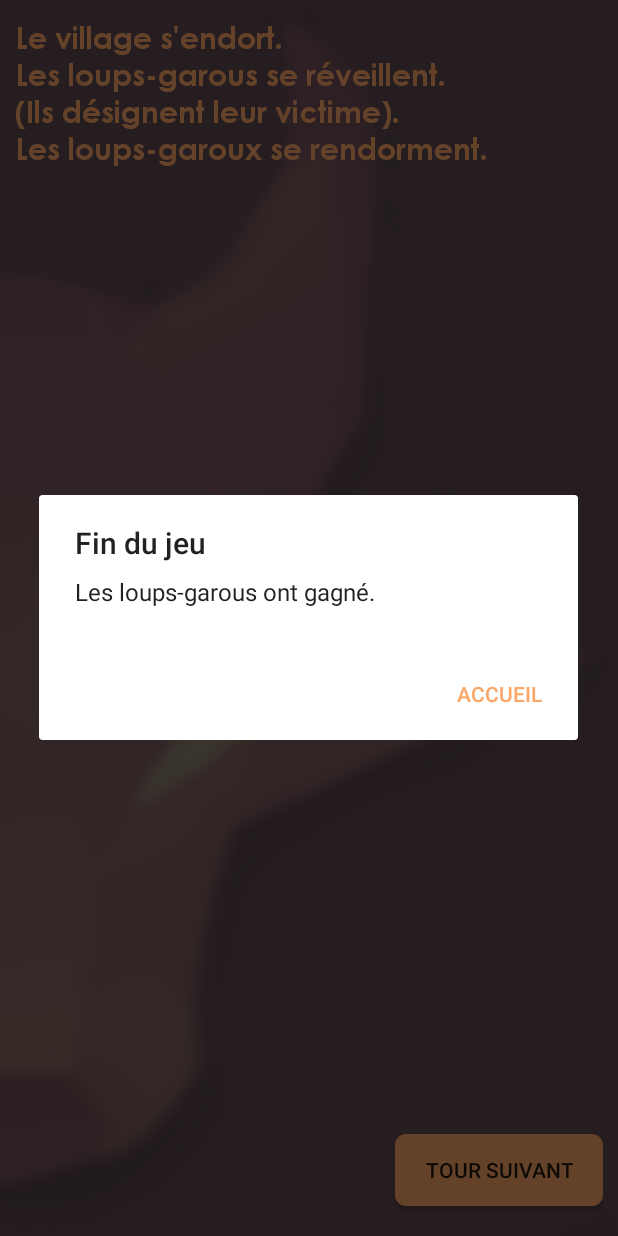
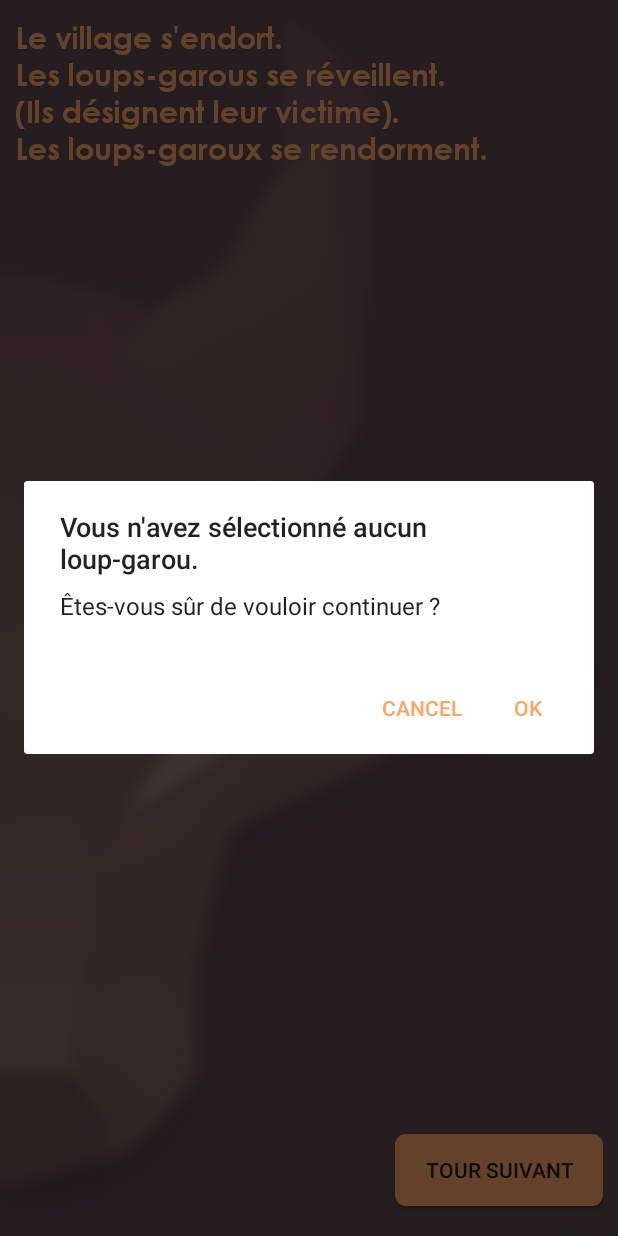
Before and after one commit to Gothor/werewolf-helper, an Android app: the PlayActivity screen opened directly, with no data from a screen before it, after a tap on "TOUR SUIVANT", on a phone screen of 412 x 824 dp. Run offline under Robolectric (Android 15) with nearby library versions, the light colour scheme and no system bars.

Commit message:
ask for confirmation if no werewolf has been set during the first night

```diff
--- a/app/src/main/java/com/gothor/werefolfhelper/Game.java
+++ b/app/src/main/java/com/gothor/werefolfhelper/Game.java
@@ -142,10 +142,19 @@ public class Game {
     }
 
     public void reset() {
+        nbDays = 0;
         for (Player p : players) {
             p.alive = true;
             p.role = Game.Role.VILLAGER;
         }
+    }
+
+    public int countWerewolfPlayers() {
+        int count = 0;
+        for (Player p: players)
+            if (p.role == Role.WEREWOLF)
+                count++;
+        return count;
     }
 
     public enum Role {
--- a/app/src/main/java/com/gothor/werefolfhelper/PlayActivity.java
+++ b/app/src/main/java/com/gothor/werefolfhelper/PlayActivity.java
@@ -4,6 +4,7 @@ import android.app.Activity;
 import android.app.AlertDialog;
 import android.content.DialogInterface;
 import android.content.Intent;
+import android.content.res.Resources;
 import android.os.Bundle;
 import android.os.Debug;
 import android.support.annotation.Nullable;
@@ -55,14 +56,41 @@ public class PlayActivity extends PlayerAdapter.Listener {
         button.setOnClickListener(new View.OnClickListener() {
             @Override
             public void onClick(View view) {
-                int result = game.isOver();
+                nextTurn();
+            }
+        });
+    }
+
+    private void nextTurn() {
+        final int result = game.isOver();
         game.sortPlayers();
 
         adapter.notifyDataSetChanged();
 
         switch (game.step) {
             case WEREWOLF:
+                if (game.nbDays == 1 && game.countWerewolfPlayers() == 0) {
+                    AlertDialog.Builder builder = new AlertDialog.Builder(PlayActivity.this);
+                    builder.setTitle(R.string.no_werewolf_selected)
+                            .setMessage(R.string.continue_question)
+                            .setNegativeButton(android.R.string.no, null)
+                            .setPositiveButton(android.R.string.yes, new DialogInterface.OnClickListener() {
+                                @Override
+                                public void onClick(DialogInterface dialogInterface, int i) {
                                     if (result == Game.NO_WIN)
+                                        if (game.clairvoyantEnabled) {
+                                            clairvoyant();
+                                        } else {
+                                            villager();
+                                        }
+                                    else {
+                                        endGame(result);
+                                    }
+                                }
+                            });
+                    builder.show();
+                }
+                else if (result == Game.NO_WIN)
                     if (game.clairvoyantEnabled) {
                         clairvoyant();
                     } else {
@@ -80,12 +108,10 @@ public class PlayActivity extends PlayerAdapter.Listener {
                 break;
         }
     }
-        });
-    }
 
     public void werewolf() {
+        game.nbDays++;
         game.step = Game.Step.WEREWOLF;
-        game.nbDays++;
         textView.setText(getString(R.string.werewolves_turn_description));
     }
 
--- a/app/src/main/res/values/strings.xml
+++ b/app/src/main/res/values/strings.xml
@@ -55,6 +55,8 @@
     <string name="end_game">Fin du jeu</string>
     <string name="home">Accueil</string>
     <string name="select_role">Choisis un rôle</string>
+    <string name="no_werewolf_selected">Vous n\'avez sélectionné aucun loup-garou.</string>
+    <string name="continue_question">Êtes-vous sûr de vouloir continuer ?</string>
 
 
 </resources>
```
Lines whose indentation alone changed are shown as unchanged.
